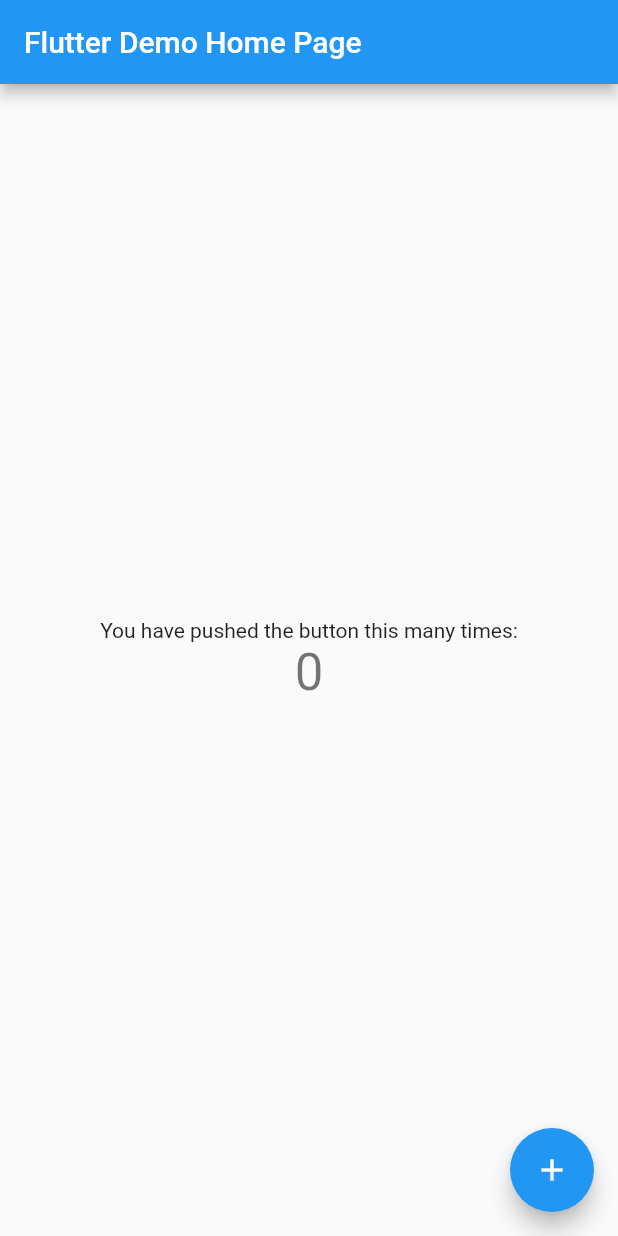
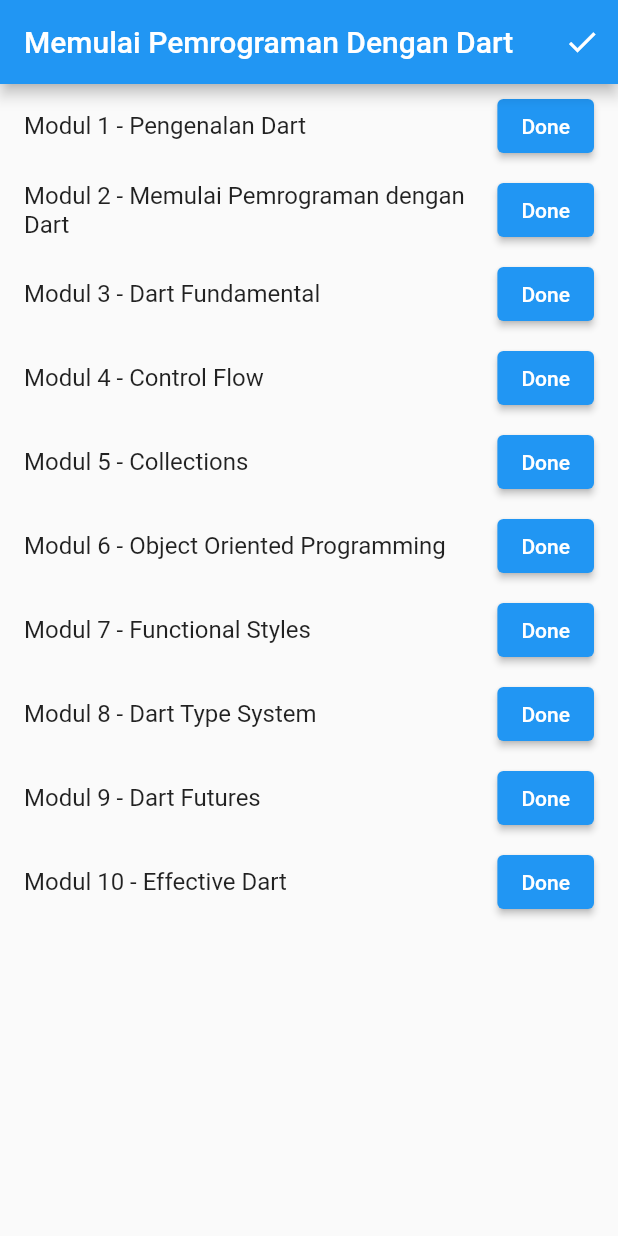
Before and after one commit to utrodus/learn_flutter_automated_testing_dicoding, a Flutter app: the screen it shows after launch, on a phone screen of 412 x 824 dp. Run offline on Flutter 3.47's test engine with Material 2 defaults, Android fonts, the phone set to English and light mode, and no system bars.

Commit message:
feat: add UI & some functionality

```diff
--- a/lib/main.dart
+++ b/lib/main.dart
@@ -1,66 +1,26 @@
+import 'package:learn_flutter_automated_testing_dicoding/ui/module_page.dart';
+import 'package:learn_flutter_automated_testing_dicoding/provider/done_module_provider.dart';
 import 'package:flutter/material.dart';
+import 'package:provider/provider.dart';
 
 void main() {
   runApp(const MyApp());
 }
 
 class MyApp extends StatelessWidget {
-  const MyApp({super.key});
+  const MyApp({Key? key}) : super(key: key);
 
   @override
   Widget build(BuildContext context) {
-    return MaterialApp(
-      title: 'Flutter Demo',
-      theme: ThemeData(
-        primarySwatch: Colors.blue,
-      ),
-      home: const MyHomePage(title: 'Flutter Demo Home Page'),
-    );
-  }
-}
-
-class MyHomePage extends StatefulWidget {
-  const MyHomePage({super.key, required this.title});
-
-  final String title;
-
-  @override
-  State<MyHomePage> createState() => _MyHomePageState();
-}
-
-class _MyHomePageState extends State<MyHomePage> {
-  int _counter = 0;
-
-  void _incrementCounter() {
-    setState(() {
-      _counter++;
-    });
-  }
-
-  @override
-  Widget build(BuildContext context) {
-    return Scaffold(
-      appBar: AppBar(
-        title: Text(widget.title),
-      ),
-      body: Center(
-        child: Column(
-          mainAxisAlignment: MainAxisAlignment.center,
-          children: <Widget>[
-            const Text(
-              'You have pushed the button this many times:',
-            ),
-            Text(
-              '$_counter',
-              style: Theme.of(context).textTheme.headline4,
-            ),
-          ],
+    return ChangeNotifierProvider(
+      create: (context) => DoneModuleProvider(),
+      child: MaterialApp(
+        title: 'Flutter Demo',
+        theme: ThemeData(
+          primarySwatch: Colors.blue,
+          visualDensity: VisualDensity.adaptivePlatformDensity,
         ),
-      ),
-      floatingActionButton: FloatingActionButton(
-        onPressed: _incrementCounter,
-        tooltip: 'Increment',
-        child: const Icon(Icons.add),
+        home: const ModulePage(),
       ),
     );
   }
--- /dev/null
+++ b/lib/provider/done_module_provider.dart
@@ -0,0 +1,17 @@
+import 'package:flutter/foundation.dart';
+
+class DoneModuleProvider extends ChangeNotifier {
+  final List<String> _doneModuleList = [];
+
+  List<String> get doneModuleList => _doneModuleList;
+
+  void complete(String moduleName) {
+    _doneModuleList.add(moduleName);
+    notifyListeners();
+  }
+
+  void deleteModule(String moduleName) {
+    _doneModuleList.remove(moduleName);
+    notifyListeners();
+  }
+}
--- /dev/null
+++ b/lib/ui/done_module_list.dart
@@ -0,0 +1,32 @@
+import 'package:learn_flutter_automated_testing_dicoding/provider/done_module_provider.dart';
+import 'package:flutter/material.dart';
+import 'package:provider/provider.dart';
+
+class DoneModuleList extends StatelessWidget {
+  const DoneModuleList({Key? key}) : super(key: key);
+
+  @override
+  Widget build(BuildContext context) {
+    return Scaffold(
+        appBar: AppBar(
+          title: const Text('Done Module List'),
+        ),
+        body: Consumer<DoneModuleProvider>(builder: (context, data, child) {
+          return ListView.builder(
+            itemBuilder: (context, index) {
+              return ListTile(
+                title: Text(data.doneModuleList[index]),
+                trailing: ElevatedButton(
+                  key: Key(data.doneModuleList[index]),
+                  onPressed: () {
+                    data.deleteModule(data.doneModuleList[index]);
+                  },
+                  child: const Text('Remove'),
+                ),
+              );
+            },
+            itemCount: data.doneModuleList.length,
+          );
+        }));
+  }
+}
--- /dev/null
+++ b/lib/ui/module_list.dart
@@ -0,0 +1,67 @@
+import 'package:learn_flutter_automated_testing_dicoding/provider/done_module_provider.dart';
+import 'package:flutter/material.dart';
+import 'package:provider/provider.dart';
+
+class ModuleList extends StatelessWidget {
+  final List<String> _moduleList = [
+    'Modul 1 - Pengenalan Dart',
+    'Modul 2 - Memulai Pemrograman dengan Dart',
+    'Modul 3 - Dart Fundamental',
+    'Modul 4 - Control Flow',
+    'Modul 5 - Collections',
+    'Modul 6 - Object Oriented Programming',
+    'Modul 7 - Functional Styles',
+    'Modul 8 - Dart Type System',
+    'Modul 9 - Dart Futures',
+    'Modul 10 - Effective Dart',
+  ];
+
+  ModuleList({Key? key}) : super(key: key);
+
+  @override
+  Widget build(BuildContext context) {
+    return ListView.builder(
+      itemCount: _moduleList.length,
+      itemBuilder: (context, index) {
+        return Consumer<DoneModuleProvider>(
+          builder: (context, DoneModuleProvider data, widget) {
+            return ModuleTile(
+              moduleName: _moduleList[index],
+              isDone: data.doneModuleList.contains(_moduleList[index]),
+              onClick: () {
+                data.complete(_moduleList[index]);
+              },
+            );
+          },
+        );
+      },
+    );
+  }
+}
+
+class ModuleTile extends StatelessWidget {
+  final String moduleName;
+  final bool isDone;
+  final Function() onClick;
+
+  const ModuleTile({
+    Key? key,
+    required this.moduleName,
+    required this.isDone,
+    required this.onClick,
+  }) : super(key: key);
+
+  @override
+  Widget build(BuildContext context) {
+    return ListTile(
+      title: Text(moduleName),
+      trailing: isDone
+          ? const Icon(Icons.done)
+          : ElevatedButton(
+              key: Key(moduleName),
+              onPressed: onClick,
+              child: const Text('Done'),
+            ),
+    );
+  }
+}
--- /dev/null
+++ b/lib/ui/module_page.dart
@@ -0,0 +1,31 @@
+import 'package:learn_flutter_automated_testing_dicoding/ui/done_module_list.dart';
+import 'package:learn_flutter_automated_testing_dicoding/ui/module_list.dart';
+import 'package:flutter/material.dart';
+
+class ModulePage extends StatelessWidget {
+  const ModulePage({Key? key}) : super(key: key);
+
+  @override
+  Widget build(BuildContext context) {
+    return Scaffold(
+      appBar: AppBar(
+        title: const Text('Memulai Pemrograman Dengan Dart'),
+        actions: <Widget>[
+          IconButton(
+            key: const Key('done_page_button'),
+            icon: const Icon(Icons.done),
+            onPressed: () {
+              Navigator.push(
+                context,
+                MaterialPageRoute(
+                  builder: (context) => const DoneModuleList(),
+                ),
+              );
+            },
+          ),
+        ],
+      ),
+      body: ModuleList(),
+    );
+  }
+}
```
